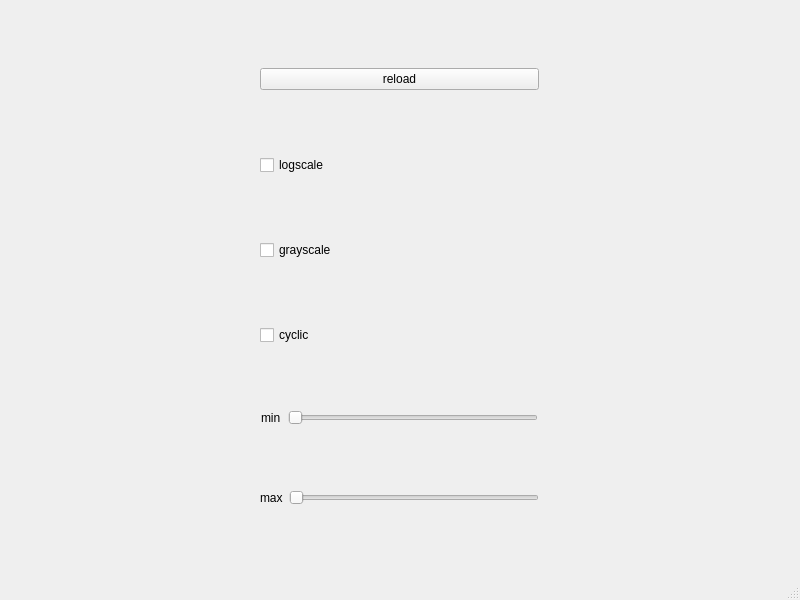
First picture: the form in src/livewidget/python/demo.ui, repository mlz-ictrl/nicos, before the edit.
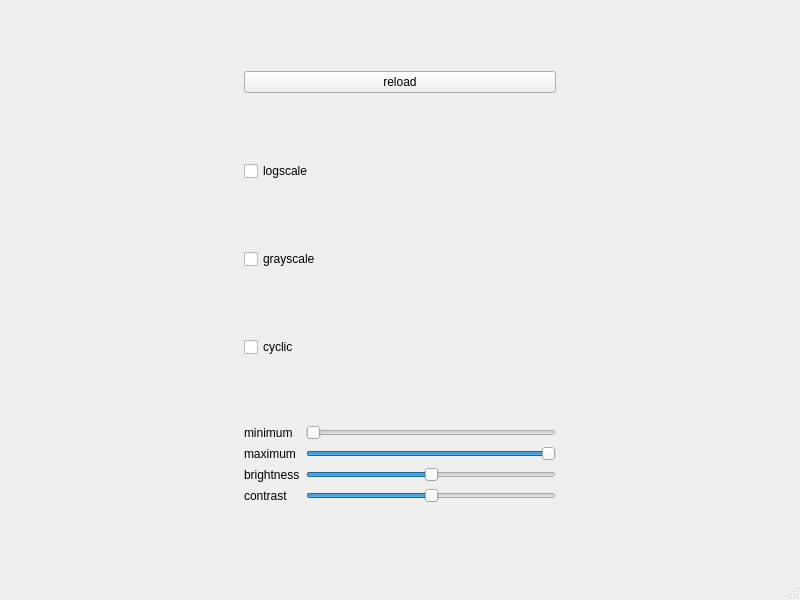
Second picture: the form after the edit.

Commit message: Add histogram plot and better brightness/contrast sliders.

Patch:
```diff
--- a/src/livewidget/python/demo.ui
+++ b/src/livewidget/python/demo.ui
@@ -52,8 +52,8 @@
        <layout class="QHBoxLayout" name="histogramLayout"/>
       </item>
       <item>
-       <layout class="QHBoxLayout" name="horizontalLayout_2">
-        <item>
+       <layout class="QGridLayout" name="gridLayout">
+        <item row="0" column="0">
          <widget class="QLabel" name="label">
           <property name="sizePolicy">
            <sizepolicy hsizetype="Fixed" vsizetype="Preferred">
@@ -62,11 +62,11 @@
            </sizepolicy>
           </property>
           <property name="text">
-           <string>min</string>
+           <string>minimum</string>
           </property>
          </widget>
         </item>
-        <item>
+        <item row="0" column="1">
          <widget class="QSlider" name="minSlider">
           <property name="sizePolicy">
            <sizepolicy hsizetype="Fixed" vsizetype="Fixed">
@@ -80,16 +80,15 @@
             <height>0</height>
            </size>
           </property>
+          <property name="maximum">
+           <number>256</number>
+          </property>
           <property name="orientation">
            <enum>Qt::Horizontal</enum>
           </property>
          </widget>
         </item>
-       </layout>
-      </item>
-      <item>
-       <layout class="QHBoxLayout" name="horizontalLayout_3">
-        <item>
+        <item row="1" column="0">
          <widget class="QLabel" name="label_2">
           <property name="sizePolicy">
            <sizepolicy hsizetype="Fixed" vsizetype="Preferred">
@@ -98,11 +97,11 @@
            </sizepolicy>
           </property>
           <property name="text">
-           <string>max</string>
+           <string>maximum</string>
           </property>
          </widget>
         </item>
-        <item>
+        <item row="1" column="1">
          <widget class="QSlider" name="maxSlider">
           <property name="sizePolicy">
            <sizepolicy hsizetype="Fixed" vsizetype="Fixed">
@@ -115,6 +114,88 @@
             <width>250</width>
             <height>0</height>
            </size>
+          </property>
+          <property name="maximum">
+           <number>256</number>
+          </property>
+          <property name="value">
+           <number>256</number>
+          </property>
+          <property name="orientation">
+           <enum>Qt::Horizontal</enum>
+          </property>
+         </widget>
+        </item>
+        <item row="2" column="0">
+         <widget class="QLabel" name="label_3">
+          <property name="sizePolicy">
+           <sizepolicy hsizetype="Fixed" vsizetype="Preferred">
+            <horstretch>0</horstretch>
+            <verstretch>0</verstretch>
+           </sizepolicy>
+          </property>
+          <property name="text">
+           <string>brightness</string>
+          </property>
+         </widget>
+        </item>
+        <item row="2" column="1">
+         <widget class="QSlider" name="brtSlider">
+          <property name="sizePolicy">
+           <sizepolicy hsizetype="Fixed" vsizetype="Fixed">
+            <horstretch>0</horstretch>
+            <verstretch>0</verstretch>
+           </sizepolicy>
+          </property>
+          <property name="minimumSize">
+           <size>
+            <width>250</width>
+            <height>0</height>
+           </size>
+          </property>
+          <property name="maximum">
+           <number>256</number>
+          </property>
+          <property name="value">
+           <number>128</number>
+          </property>
+          <property name="orientation">
+           <enum>Qt::Horizontal</enum>
+          </property>
+         </widget>
+        </item>
+        <item row="3" column="0">
+         <widget class="QLabel" name="label_4">
+          <property name="sizePolicy">
+           <sizepolicy hsizetype="Fixed" vsizetype="Preferred">
+            <horstretch>0</horstretch>
+            <verstretch>0</verstretch>
+           </sizepolicy>
+          </property>
+          <property name="text">
+           <string>contrast</string>
+          </property>
+         </widget>
+        </item>
+        <item row="3" column="1">
+         <widget class="QSlider" name="ctrSlider">
+          <property name="sizePolicy">
+           <sizepolicy hsizetype="Fixed" vsizetype="Fixed">
+            <horstretch>0</horstretch>
+            <verstretch>0</verstretch>
+           </sizepolicy>
+          </property>
+          <property name="minimumSize">
+           <size>
+            <width>250</width>
+            <height>0</height>
+           </size>
+          </property>
+          <property name="maximum">
+           <number>256</number>
+          </property>
+          <property name="value">
+           <number>128</number>
           </property>
           <property name="orientation">
            <enum>Qt::Horizontal</enum>
```
The commit also changes 1 other file.
